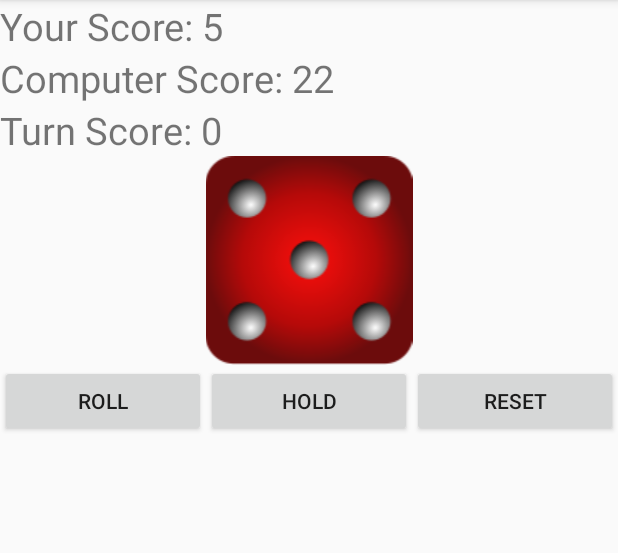
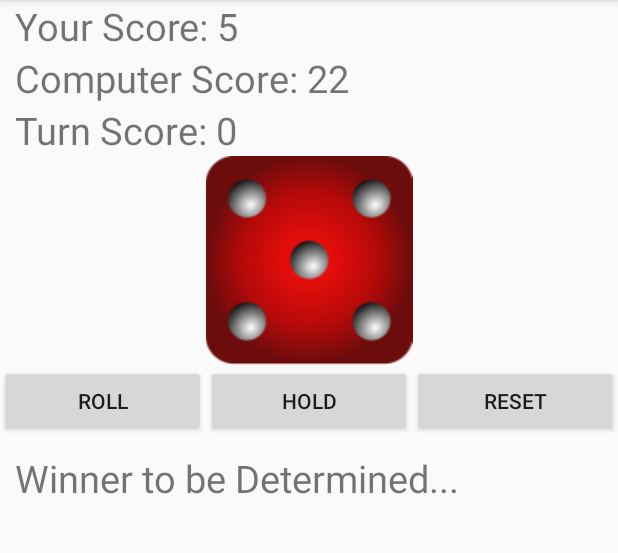
Before and after one commit to KayTate/KT_OA_DM_ScarnesDice, an Android app: the screen it shows after launch (MainActivity), after a tap on "HOLD", on a phone screen of 412 x 824 dp, the part 84-637 px from its top. Run offline under Robolectric (Android 15) with nearby library versions, the phone set to English and light mode, and no system bars; 1 other tap on this screen came first.

Commit message:
Added Win Method

```diff
--- a/app/src/main/java/com/example/scarnesdice/MainActivity.java
+++ b/app/src/main/java/com/example/scarnesdice/MainActivity.java
@@ -11,6 +11,7 @@ import androidx.appcompat.app.AppCompatActivity;
 
 import java.util.Locale;
 import java.util.Random;
+import java.util.concurrent.TimeUnit;
 
 public class MainActivity extends AppCompatActivity {
 
@@ -72,7 +73,7 @@ public class MainActivity extends AppCompatActivity {
         String turn_score_string = getString(R.string.turn_score);
         String comp_score_stirng = getString(R.string.comp_score);
 
-        while (CompTurn < 20) {
+        while(CompTurn < 20){
             int roll = Roll();
             if (roll != 1) {
                 CompTurn += roll;
@@ -89,6 +90,8 @@ public class MainActivity extends AppCompatActivity {
 
         computer_score.setText(String.format(Locale.US, "%s %d", comp_score_stirng, CompOverall));
         turn_score.setText(String.format(Locale.US, "%s %d", turn_score_string, 0));
+
+        Win();
 
         roll_btn.setEnabled(true);
         hold_btn.setEnabled(true);
@@ -137,7 +140,25 @@ public class MainActivity extends AppCompatActivity {
         TextView turn_score = findViewById(R.id.turn_score_textView);
         turn_score.setText(String.format(Locale.US, "%s %d", turn_score_string, 0));
 
+        Win();
         ComputerTurn();
+    }
+
+    private void Win(){
+        TextView win = findViewById(R.id.winTV);
+        Button roll_btn = findViewById(R.id.roll_btn);
+        Button hold_btn = findViewById(R.id.hold_btn);
+
+        if(UserOverall >= 100){
+            win.setText("You Win! :) (Reset to Play Again!)");
+            roll_btn.setEnabled(false);
+            hold_btn.setEnabled(false);
+
+        } else if(CompOverall >= 100){
+            win.setText("Computer Won :( (Reset to Play Again!)");
+        }else{
+            win.setText("Winner to be Determined...");
+        }
     }
 
     //Listeners
@@ -145,7 +166,6 @@ public class MainActivity extends AppCompatActivity {
         @Override
         public void onClick(View view) {
             Log.w(APP_TAG, "User turn");
-
             int roll = Roll();
             userTurn(roll);
 
@@ -162,7 +182,6 @@ public class MainActivity extends AppCompatActivity {
         @Override
         public void onClick(View view) {
             Hold();
-
         }
     }
 
@@ -173,10 +192,15 @@ public class MainActivity extends AppCompatActivity {
             TextView your_score = findViewById(R.id.user_score_textview);
             TextView comp_score = findViewById(R.id.comp_score_textView);
             TextView turn_score = findViewById(R.id.turn_score_textView);
+            Button roll_btn = findViewById(R.id.roll_btn);
+            Button hold_btn = findViewById(R.id.hold_btn);
+            roll_btn.setEnabled(true);
+            hold_btn.setEnabled(true);
 
             your_score.setText(String.format(Locale.US, "%s %d", getString(R.string.user_score), 0));
             comp_score.setText(String.format(Locale.US, "%s %d", getString(R.string.comp_score), 0));
             turn_score.setText(String.format(Locale.US, "%s %d", getString(R.string.turn_score), 0));
+
 
             UserOverall = 0;
             UserTurn = 0;
--- a/app/src/main/res/layout/activity_main.xml
+++ b/app/src/main/res/layout/activity_main.xml
@@ -9,6 +9,7 @@
         android:id="@+id/user_score_textview"
         android:layout_width="match_parent"
         android:layout_height="wrap_content"
+        android:paddingHorizontal="10dp"
         android:text="@string/user_score"
         android:textSize="@dimen/base_text_size" />
 
@@ -16,6 +17,7 @@
         android:id="@+id/comp_score_textView"
         android:layout_width="match_parent"
         android:layout_height="wrap_content"
+        android:paddingHorizontal="10dp"
         android:text="@string/comp_score"
         android:textSize="@dimen/base_text_size" />
 
@@ -23,6 +25,7 @@
         android:id="@+id/turn_score_textView"
         android:layout_width="match_parent"
         android:layout_height="wrap_content"
+        android:paddingHorizontal="10dp"
         android:text="@string/turn_score"
         android:textSize="@dimen/base_text_size" />
 
@@ -35,7 +38,7 @@
 
     <LinearLayout
         android:layout_width="match_parent"
-        android:layout_height="match_parent"
+        android:layout_height="wrap_content"
         android:orientation="horizontal">
 
         <Button
@@ -58,6 +61,16 @@
             android:layout_height="wrap_content"
             android:layout_weight="1"
             android:text="@string/reset_text" />
+
     </LinearLayout>
 
+    <TextView
+        android:id="@+id/winTV"
+        android:layout_width="match_parent"
+        android:layout_height="wrap_content"
+        android:paddingHorizontal="10dp"
+        android:paddingVertical="10dp"
+        android:text="@string/winner_string"
+        android:textSize="@dimen/base_text_size" />
+
 </LinearLayout>
--- a/app/src/main/res/values/strings.xml
+++ b/app/src/main/res/values/strings.xml
@@ -7,4 +7,5 @@
     <string name="comp_score">Computer Score: </string>
     <string name="turn_score">Turn Score: </string>
     <string name="image_descrip">Dice Face</string>
+    <string name="winner_string">Winner Goes Here</string>
 </resources>
```
